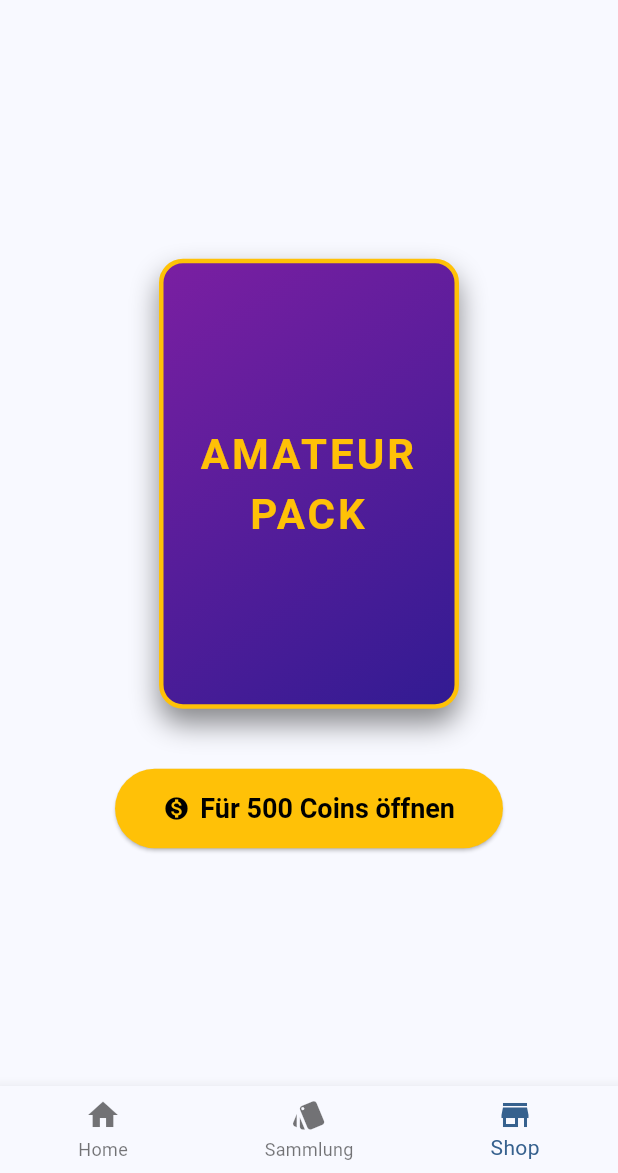
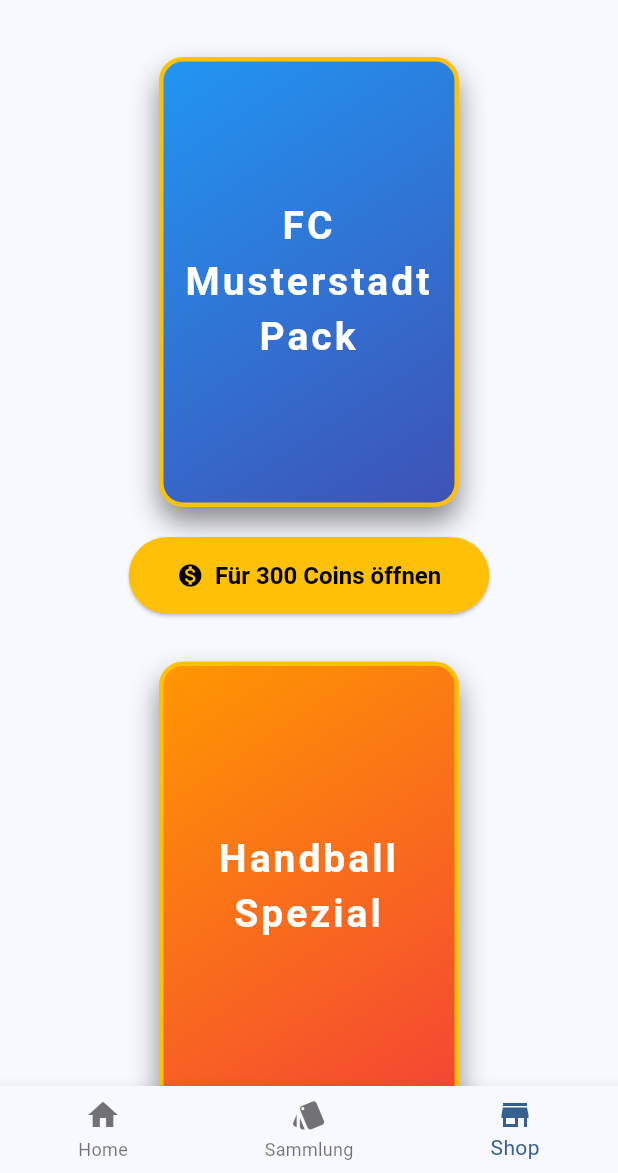
Before and after one commit to miggi92/cardX, a Flutter app: the screen it shows after launch, item 3 of the bottom bar chosen, on a phone screen of 412 x 824 dp, the part 63-1236 px from its top. Run offline on Flutter 3.47's test engine with Material 3 defaults, Android fonts, the phone set to English and light mode, and no system bars; our stand-ins replace flutter_riverpod, shared_preferences.

Commit message:
feat: :sparkles: added different packs

```diff
--- /dev/null
+++ b/lib/features/shop/models/pack_model.dart
@@ -0,0 +1,21 @@
+import 'package:flutter/material.dart';
+
+enum PackType { club, sport, league }
+
+class PackModel {
+  final String id;
+  final String name;
+  final int price;
+  final PackType type;
+  final String filterValue;
+  final List<Color> gradientColors;
+
+  const PackModel({
+    required this.id,
+    required this.name,
+    required this.price,
+    required this.type,
+    required this.filterValue,
+    required this.gradientColors,
+  });
+}
--- a/lib/features/shop/views/shop_screen.dart
+++ b/lib/features/shop/views/shop_screen.dart
@@ -6,20 +6,53 @@ import '../../cards/models/card_rarity.dart';
 import '../../cards/models/player_stats.dart';
 import '../../../core/providers/coin_provider.dart';
 import '../../../core/providers/collection_provider.dart';
+import '../models/pack_model.dart';
 import 'pack_reveal_screen.dart';
 
 class ShopScreen extends ConsumerWidget {
   const ShopScreen({super.key});
 
-  List<CardModel> generatePulls() {
+  // Unsere verfügbaren Packs im Shop
+  final List<PackModel> availablePacks = const [
+    PackModel(
+      id: 'pack_1',
+      name: 'FC Musterstadt Pack',
+      price: 300,
+      type: PackType.club,
+      filterValue: 'FC Musterstadt',
+      gradientColors: [Colors.blue, Colors.indigo],
+    ),
+    PackModel(
+      id: 'pack_2',
+      name: 'Handball Spezial',
+      price: 500,
+      type: PackType.sport,
+      filterValue: 'Handball',
+      gradientColors: [Colors.orange, Colors.red],
+    ),
+    PackModel(
+      id: 'pack_3',
+      name: 'Kreisliga Legenden',
+      price: 400,
+      type: PackType.league,
+      filterValue: 'Kreisliga',
+      gradientColors: [Colors.green, Colors.teal],
+    ),
+  ];
+
+  List<CardModel> generatePulls(PackModel pack) {
     final random = Random();
     final List<CardModel> pulledCards = [];
 
-    final List<Map<String, dynamic>> playerPool = [
+    // Der "große" Master-Pool an Spielern (in einer echten App kommt der aus der Datenbank)
+    final List<Map<String, dynamic>> masterPlayerPool = [
       {
         'baseId': '1',
         'name': 'Max Mustermann',
         'position': 'ST',
+        'club': 'FC Musterstadt',
+        'sport': 'Football',
+        'league': 'Kreisliga',
         'goals': 12,
         'games': 20,
       },
@@ -27,39 +60,62 @@ class ShopScreen extends ConsumerWidget {
         'baseId': '2',
         'name': 'Lukas Müller',
         'position': 'TW',
+        'club': 'FC Musterstadt',
+        'sport': 'Football',
+        'league': 'Kreisliga',
         'goals': 0,
         'games': 34,
       },
       {
         'baseId': '3',
-        'name': 'Felix Schmidt',
-        'position': 'ABW',
-        'goals': 2,
-        'games': 28,
+        'name': 'Anna Schmidt',
+        'position': 'RM',
+        'club': 'HSG Test',
+        'sport': 'Handball',
+        'league': 'Bezirksliga',
+        'goals': 55,
+        'games': 14,
+      },
+      {
+        'baseId': '4',
+        'name': 'Tom Bauer',
+        'position': 'LA',
+        'club': 'HSG Test',
+        'sport': 'Handball',
+        'league': 'Bezirksliga',
+        'goals': 42,
+        'games': 15,
       },
       {
         'baseId': '5',
         'name': 'Leon Becker',
         'position': 'MF',
+        'club': 'SV Dorfbach',
+        'sport': 'Football',
+        'league': 'Kreisliga',
         'goals': 1,
         'games': 15,
       },
-      {
-        'baseId': '6',
-        'name': 'Tim Wagner',
-        'position': 'ST',
-        'goals': 25,
-        'games': 30,
-      },
-      {
-        'baseId': '7',
-        'name': 'Jonas Hoffmann',
-        'position': 'ABW',
-        'goals': 4,
-        'games': 32,
-      },
     ];
 
+    // 1. Filtern des Pools basierend auf dem gewählten Pack
+    final List<Map<String, dynamic>> filteredPool = masterPlayerPool.where((
+      player,
+    ) {
+      switch (pack.type) {
+        case PackType.club:
+          return player['club'] == pack.filterValue;
+        case PackType.sport:
+          return player['sport'] == pack.filterValue;
+        case PackType.league:
+          return player['league'] == pack.filterValue;
+      }
+    }).toList();
+
+    // Falls der Filter leer ist (Sicherheitsnetz)
+    if (filteredPool.isEmpty) return [];
+
+    // 2. 10 Karten aus dem gefilterten Pool ziehen
     for (int i = 0; i < 10; i++) {
       final double roll = random.nextDouble();
       CardRarity rarity;
@@ -74,14 +130,16 @@ class ShopScreen extends ConsumerWidget {
         rarity = CardRarity.common;
       }
 
-      final player = playerPool[random.nextInt(playerPool.length)];
+      final player = filteredPool[random.nextInt(filteredPool.length)];
 
       pulledCards.add(
         CardModel(
           id: '${player['baseId']}_${rarity.name}',
           playerName: player['name'] as String,
           position: player['position'] as String,
-          teamName: 'FC Musterstadt',
+          teamName:
+              player['club']
+                  as String, // Der Teamname kommt jetzt dynamisch aus dem Pool
           rarity: rarity,
           stats: PlayerStats(
             goals: player['goals'] as int,
@@ -94,13 +152,23 @@ class ShopScreen extends ConsumerWidget {
     return pulledCards;
   }
 
-  void buyAndOpenPack(BuildContext context, WidgetRef ref) {
-    final packPrice = 500;
-
-    final success = ref.read(coinProvider.notifier).spendCoins(packPrice);
+  void buyAndOpenPack(BuildContext context, WidgetRef ref, PackModel pack) {
+    final success = ref.read(coinProvider.notifier).spendCoins(pack.price);
 
     if (success) {
-      final pulledCards = generatePulls();
+      final pulledCards = generatePulls(pack);
+
+      if (pulledCards.isEmpty) {
+        ScaffoldMessenger.of(context).showSnackBar(
+          const SnackBar(
+            content: Text('Fehler: Keine Spieler für dieses Pack gefunden!'),
+          ),
+        );
+        ref
+            .read(coinProvider.notifier)
+            .addCoins(pack.price); // Geld zurückgeben
+        return;
+      }
 
       ref.read(collectionProvider.notifier).addCards(pulledCards);
 
@@ -138,16 +206,21 @@ class ShopScreen extends ConsumerWidget {
           ),
         ],
       ),
-      body: Center(
-        child: Column(
-          mainAxisAlignment: MainAxisAlignment.center,
+      body: ListView.separated(
+        padding: const EdgeInsets.all(24.0),
+        itemCount: availablePacks.length,
+        separatorBuilder: (context, index) => const SizedBox(height: 32),
+        itemBuilder: (context, index) {
+          final pack = availablePacks[index];
+
+          return Column(
             children: [
               Container(
                 width: 200,
                 height: 300,
                 decoration: BoxDecoration(
                   gradient: LinearGradient(
-                  colors: [Colors.purple.shade700, Colors.deepPurple.shade900],
+                    colors: pack.gradientColors,
                     begin: Alignment.topLeft,
                     end: Alignment.bottomRight,
                   ),
@@ -161,22 +234,25 @@ class ShopScreen extends ConsumerWidget {
                   ],
                   border: Border.all(color: Colors.amber, width: 3),
                 ),
-              child: const Center(
+                child: Center(
                   child: Text(
-                  'AMATEUR\nPACK',
+                    pack.name.replaceAll(
+                      ' ',
+                      '\n',
+                    ), // Zeilenumbruch bei Leerzeichen für die Optik
                     textAlign: TextAlign.center,
-                  style: TextStyle(
-                    color: Colors.amber,
-                    fontSize: 28,
+                    style: const TextStyle(
+                      color: Colors.white,
+                      fontSize: 26,
                       fontWeight: FontWeight.bold,
                       letterSpacing: 2,
                     ),
                   ),
                 ),
               ),
-            const SizedBox(height: 40),
+              const SizedBox(height: 20),
               ElevatedButton.icon(
-              onPressed: () => buyAndOpenPack(context, ref),
+                onPressed: () => buyAndOpenPack(context, ref, pack),
                 style: ElevatedButton.styleFrom(
                   backgroundColor: Colors.amber,
                   foregroundColor: Colors.black,
@@ -185,15 +261,16 @@ class ShopScreen extends ConsumerWidget {
                     vertical: 16,
                   ),
                   textStyle: const TextStyle(
-                  fontSize: 18,
+                    fontSize: 16,
                     fontWeight: FontWeight.bold,
                   ),
                 ),
                 icon: const Icon(Icons.monetization_on),
-              label: const Text('Für 500 Coins öffnen'),
+                label: Text('Für ${pack.price} Coins öffnen'),
               ),
             ],
-        ),
+          );
+        },
       ),
     );
   }
```
Lines whose indentation alone changed are shown as unchanged.
